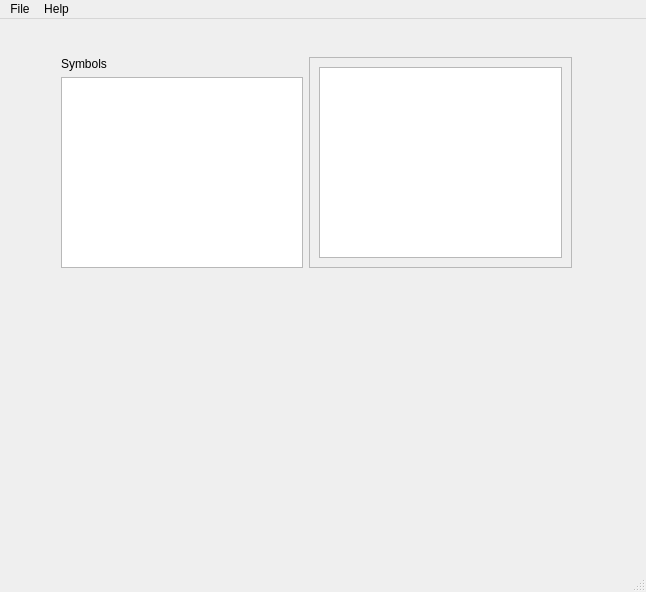
Before: the Qt Designer form uvudec/GUI/uvudec.ui in JohnDMcMaster/uvudec, drawn with Qt 5.
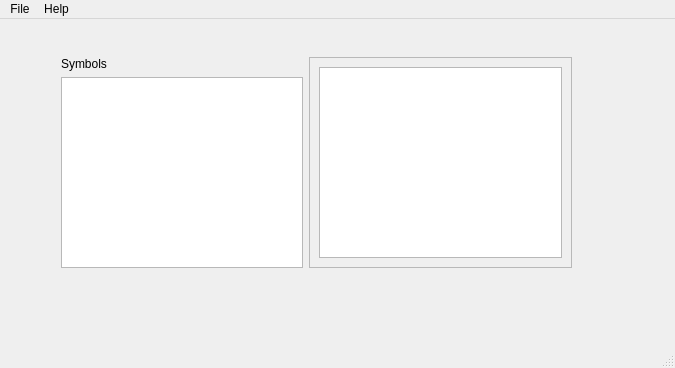
After: the same form once the commit is applied.

```diff
--- a/uvudec/GUI/uvudec.ui
+++ b/uvudec/GUI/uvudec.ui
@@ -6,8 +6,8 @@
    <rect>
     <x>0</x>
     <y>0</y>
-    <width>646</width>
-    <height>592</height>
+    <width>675</width>
+    <height>368</height>
    </rect>
   </property>
   <property name="windowTitle">
@@ -68,7 +68,7 @@
     <rect>
      <x>0</x>
      <y>0</y>
-     <width>646</width>
+     <width>675</width>
      <height>25</height>
     </rect>
    </property>
```
